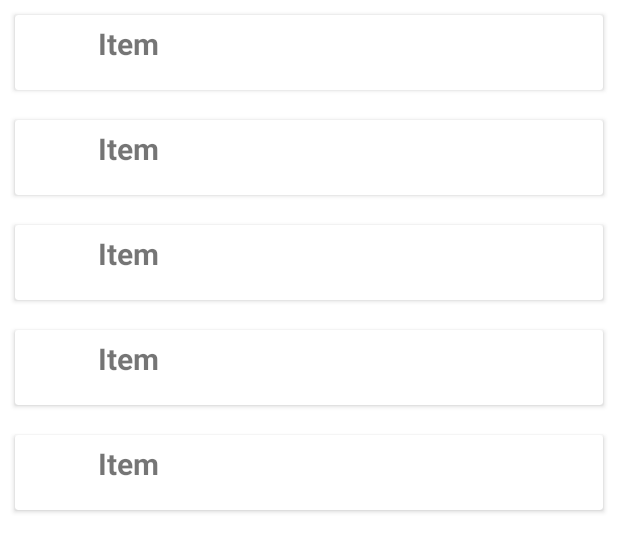
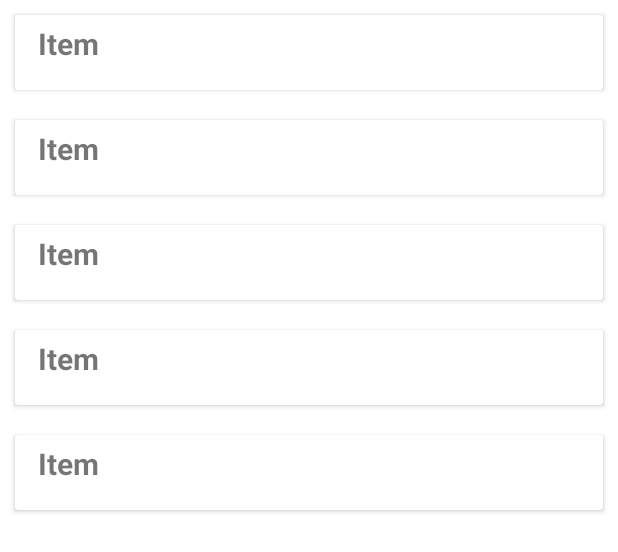
Before and after one commit to Jean-ChristopheGagnon/JDI, an Android app: the layout fragment_first.xml on its own in the app's theme, with its tools: preview values and no code run, on a phone screen of 412 x 824 dp. Shown: the top 552 px of the screen. Run offline under Robolectric (Android 15) with nearby library versions, the phone set to English and light mode, and no system bars.

```diff
--- a/app/src/main/res/layout/card_view_design.xml
+++ b/app/src/main/res/layout/card_view_design.xml
@@ -3,16 +3,11 @@
     android:layout_width="match_parent"
     android:layout_height="50dp"
     android:layout_margin="10dp">
-<!--    app:cardElevation="6dp">-->
 
     <LinearLayout
         android:layout_width="match_parent"
         android:layout_height="wrap_content"
         android:padding="5dp">
-        <ImageView
-            android:id="@+id/imageView"
-            android:layout_width="40dp"
-            android:layout_height="40dp" />
 
         <TextView
             android:id="@+id/textView"
```
Also changed, not shown: app/src/main/java/com/example/jdi/FirstFragment.kt (+9 -10 lines), app/src/main/java/com/example/jdi/NoteRVAdapter.kt (renamed from app/src/main/java/com/example/jdi/CustomAdapter.kt, +6 -8 lines).
